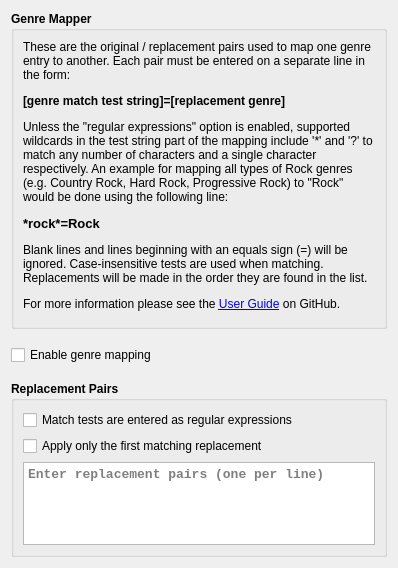
First picture: the form in options_genre_mapper.ui, repository rdswift/picard-plugin-genre-mapper, before the edit.
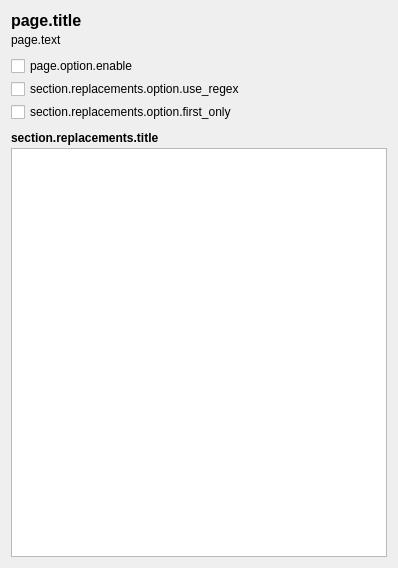
Second picture: the form after the edit.

Patch:
```diff
--- a/options_genre_mapper.ui
+++ b/options_genre_mapper.ui
@@ -18,48 +18,29 @@
   </property>
   <layout class="QVBoxLayout">
    <property name="spacing">
-    <number>16</number>
+    <number>6</number>
    </property>
    <item>
     <layout class="QVBoxLayout" name="verticalLayout_4">
+     <property name="spacing">
+      <number>3</number>
+     </property>
      <item>
-      <widget class="QGroupBox" name="gm_description">
-       <property name="sizePolicy">
-        <sizepolicy hsizetype="Preferred" vsizetype="Minimum">
-         <horstretch>0</horstretch>
-         <verstretch>0</verstretch>
-        </sizepolicy>
-       </property>
-       <property name="minimumSize">
-        <size>
-         <width>0</width>
-         <height>50</height>
-        </size>
-       </property>
+      <widget class="QLabel" name="page_title">
        <property name="font">
         <font>
+         <pointsize>12</pointsize>
          <weight>75</weight>
          <bold>true</bold>
         </font>
        </property>
-       <property name="title">
-        <string>Genre Mapper</string>
+       <property name="text">
+        <string>page.title</string>
        </property>
-       <layout class="QVBoxLayout" name="verticalLayout">
-        <property name="leftMargin">
-         <number>9</number>
-        </property>
-        <property name="topMargin">
-         <number>9</number>
-        </property>
-        <property name="rightMargin">
-         <number>9</number>
-        </property>
-        <property name="bottomMargin">
-         <number>1</number>
-        </property>
+      </widget>
+     </item>
         <item>
-         <widget class="QLabel" name="format_description">
+      <widget class="QLabel" name="page_description">
           <property name="sizePolicy">
            <sizepolicy hsizetype="Preferred" vsizetype="Minimum">
             <horstretch>0</horstretch>
@@ -73,7 +54,10 @@
            </font>
           </property>
           <property name="text">
-           <string>&lt;html&gt;&lt;head/&gt;&lt;body&gt;&lt;p&gt;These are the original / replacement pairs used to map one genre entry to another. Each pair must be entered on a separate line in the form:&lt;/p&gt;&lt;p&gt;&lt;span style=&quot; font-weight:600;&quot;&gt;[genre match test string]=[replacement genre]&lt;/span&gt;&lt;/p&gt;&lt;p&gt;Unless the &amp;quot;regular expressions&amp;quot; option is enabled, supported wildcards in the test string part of the mapping include '*' and '?' to match any number of characters and a single character respectively. An example for mapping all types of Rock genres (e.g. Country Rock, Hard Rock, Progressive Rock) to &amp;quot;Rock&amp;quot; would be done using the following line:&lt;/p&gt;&lt;p&gt;&lt;span style=&quot; font-family:'Courier New'; font-size:10pt; font-weight:600;&quot;&gt;*rock*=Rock&lt;/span&gt;&lt;/p&gt;&lt;p&gt;Blank lines and lines beginning with an equals sign (=) will be ignored. Case-insensitive tests are used when matching. Replacements will be made in the order they are found in the list.&lt;/p&gt;&lt;p&gt;For more information please see the &lt;a href=&quot;https://github.com/rdswift/picard-plugins/blob/2.0_RDS_Plugins/plugins/genre_mapper/docs/README.md&quot;&gt;&lt;span style=&quot; text-decoration: underline; color:#0000ff;&quot;&gt;User Guide&lt;/span&gt;&lt;/a&gt; on GitHub.&lt;br/&gt;&lt;/p&gt;&lt;/body&gt;&lt;/html&gt;</string>
+        <string>page.text</string>
+       </property>
+       <property name="textFormat">
+        <enum>Qt::MarkdownText</enum>
           </property>
           <property name="alignment">
            <set>Qt::AlignLeading|Qt::AlignLeft|Qt::AlignTop</set>
@@ -83,43 +67,29 @@
           </property>
          </widget>
         </item>
-       </layout>
-      </widget>
+     <item>
+      <spacer name="verticalSpacer">
+       <property name="orientation">
+        <enum>Qt::Vertical</enum>
+       </property>
+       <property name="sizeType">
+        <enum>QSizePolicy::Fixed</enum>
+       </property>
+       <property name="sizeHint" stdset="0">
+        <size>
+         <width>20</width>
+         <height>6</height>
+        </size>
+       </property>
+      </spacer>
      </item>
      <item>
       <widget class="QCheckBox" name="cb_enable_genre_mapping">
        <property name="text">
-        <string>Enable genre mapping</string>
+        <string>page.option.enable</string>
        </property>
       </widget>
      </item>
-     <item>
-      <widget class="QGroupBox" name="gm_replacement_pairs">
-       <property name="enabled">
-        <bool>true</bool>
-       </property>
-       <property name="sizePolicy">
-        <sizepolicy hsizetype="Preferred" vsizetype="MinimumExpanding">
-         <horstretch>0</horstretch>
-         <verstretch>0</verstretch>
-        </sizepolicy>
-       </property>
-       <property name="minimumSize">
-        <size>
-         <width>0</width>
-         <height>50</height>
-        </size>
-       </property>
-       <property name="font">
-        <font>
-         <weight>75</weight>
-         <bold>true</bold>
-        </font>
-       </property>
-       <property name="title">
-        <string>Replacement Pairs</string>
-       </property>
-       <layout class="QVBoxLayout" name="verticalLayout_3">
         <item>
          <widget class="QCheckBox" name="cb_use_regex">
           <property name="font">
@@ -129,7 +99,7 @@
            </font>
           </property>
           <property name="text">
-           <string>Match tests are entered as regular expressions</string>
+        <string>section.replacements.option.use_regex</string>
           </property>
          </widget>
         </item>
@@ -142,19 +112,48 @@
            </font>
           </property>
           <property name="text">
-           <string>Apply only the first matching replacement</string>
+        <string>section.replacements.option.first_only</string>
           </property>
           <property name="checked">
            <bool>false</bool>
           </property>
          </widget>
         </item>
+     <item>
+      <spacer name="verticalSpacer_2">
+       <property name="orientation">
+        <enum>Qt::Vertical</enum>
+       </property>
+       <property name="sizeType">
+        <enum>QSizePolicy::Fixed</enum>
+       </property>
+       <property name="sizeHint" stdset="0">
+        <size>
+         <width>20</width>
+         <height>6</height>
+        </size>
+       </property>
+      </spacer>
+     </item>
+     <item>
+      <widget class="QLabel" name="section_replacements_title">
+       <property name="font">
+        <font>
+         <weight>75</weight>
+         <bold>true</bold>
+        </font>
+       </property>
+       <property name="text">
+        <string>section.replacements.title</string>
+       </property>
+      </widget>
+     </item>
         <item>
          <widget class="QPlainTextEdit" name="genre_mapper_replacement_pairs">
           <property name="sizePolicy">
            <sizepolicy hsizetype="Preferred" vsizetype="Minimum">
             <horstretch>0</horstretch>
-            <verstretch>0</verstretch>
+         <verstretch>100</verstretch>
            </sizepolicy>
           </property>
           <property name="minimumSize">
@@ -167,6 +166,8 @@
            <font>
             <family>Courier New</family>
             <pointsize>10</pointsize>
+         <weight>50</weight>
+         <bold>false</bold>
            </font>
           </property>
           <property name="tabChangesFocus">
@@ -175,12 +176,12 @@
           <property name="lineWrapMode">
            <enum>QPlainTextEdit::NoWrap</enum>
           </property>
+       <property name="plainText">
+        <string notr="true"/>
+       </property>
           <property name="placeholderText">
-           <string>Enter replacement pairs (one per line)</string>
-          </property>
-         </widget>
-        </item>
-       </layout>
+        <string>section.replacements.placeholder.pairs</string>
+       </property>
       </widget>
      </item>
     </layout>
```
Left out of the diff: 6 changed lines with no effect on the pictures. Lines whose indentation alone changed are shown as unchanged.
